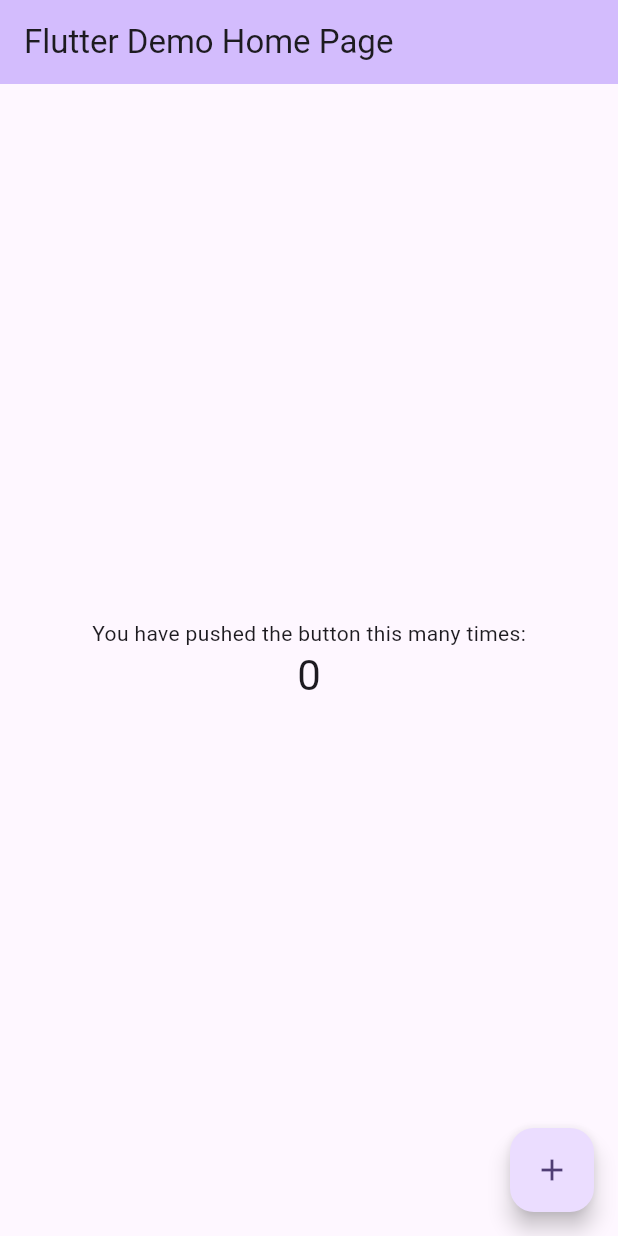
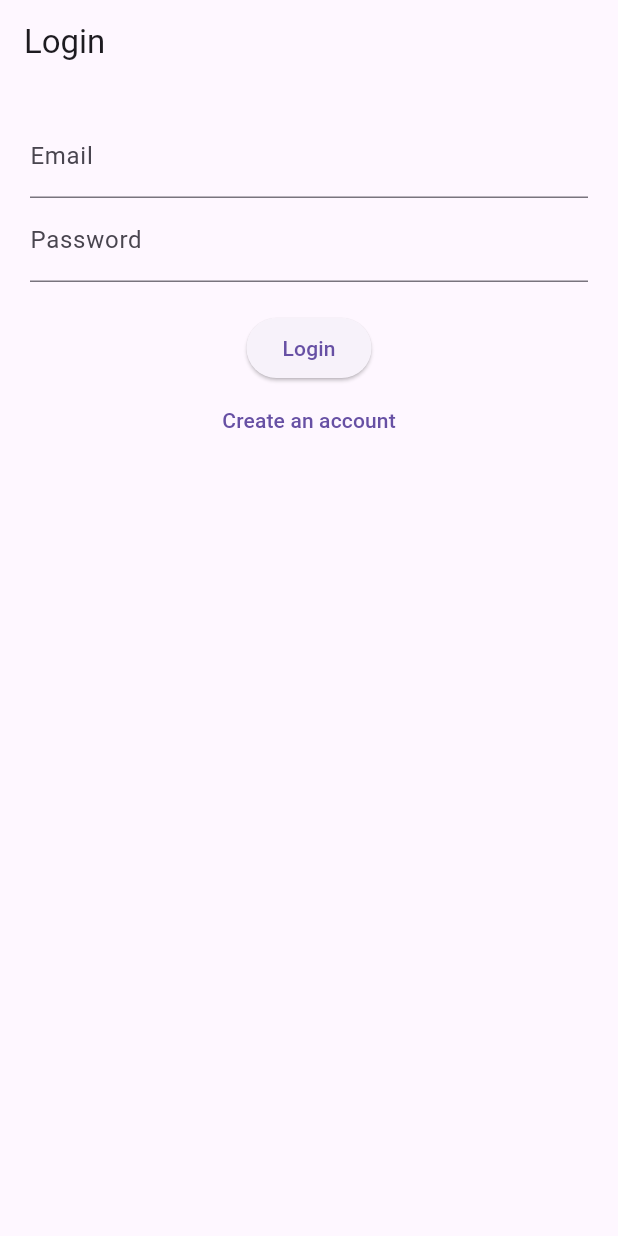
Before and after one commit to abeni-fisher0/BRS, a Flutter app: the screen it shows after launch, on a phone screen of 412 x 824 dp. Run offline on Flutter 3.47's test engine with Material 3 defaults, Android fonts, the phone set to English and light mode, and no system bars; our stand-ins replace shared_preferences.

Commit message:
Please enter the commit message for your changes. Lines starting with '#' will be ignored, and an empty message aborts the commit.
On branch main
Your branch is up to date with 'origin/main'.

Changes to be committed:
	new file:   bike-backend/src/controllers/auth.controller.js
	new file:   bike-backend/src/controllers/ride.controller.js
	new file:   bike-backend/src/middleware/auth.middleware.js
	new file:   bike-backend/src/routes/auth.routes.js
	new file:   bike-backend/src/routes/ride.routes.js
	new file:   bike-backend/src/routes/station.routes.js
	new file:   bike_rental_app/lib/core/config/api_config.dart
	new file:   bike_rental_app/lib/core/services/api_service.dart
	new file:   bike_rental_app/lib/core/services/storage_service.dart
	new file:   bike_rental_app/lib/features/auth/controllers/auth_controller.dart
	new file:   bike_rental_app/lib/features/auth/models/user_model.dart
	new file:   bike_rental_app/lib/features/auth/screens/login_screen.dart
	new file:   bike_rental_app/lib/features/auth/screens/register_screen.dart
	new file:   bike_rental_app/lib/features/auth/services/auth_service.dart
	modified:   bike_rental_app/lib/main.dart
	modified:   bike_rental_app/macos/Flutter/GeneratedPluginRegistrant.swift
	modified:   bike_rental_app/pubspec.lock
	modified:   bike_rental_app/pubspec.yaml
	deleted:    bike_rental_app/test/widget_test.dart

```diff
--- /dev/null
+++ b/bike_rental_app/lib/core/config/api_config.dart
@@ -0,0 +1,3 @@
+class ApiConfig {
+  static const String baseUrl = "http://10.0.2.2:5000";
+}
--- /dev/null
+++ b/bike_rental_app/lib/features/auth/controllers/auth_controller.dart
@@ -0,0 +1,34 @@
+import 'package:flutter/material.dart';
+import '../services/auth_service.dart';
+import '../../../core/services/storage_service.dart';
+
+class AuthController extends ChangeNotifier {
+  bool isLoading = false;
+
+  Future<void> login(String email, String password) async {
+    try {
+      isLoading = true;
+      notifyListeners();
+
+      final token = await AuthService.login(email, password);
+      await StorageService.saveToken(token);
+    } catch (e) {
+      rethrow;
+    } finally {
+      isLoading = false;
+      notifyListeners();
+    }
+  }
+
+  Future<void> register(String name, String email, String password) async {
+    try {
+      isLoading = true;
+      notifyListeners();
+
+      await AuthService.register(name, email, password);
+    } finally {
+      isLoading = false;
+      notifyListeners();
+    }
+  }
+}
--- /dev/null
+++ b/bike_rental_app/lib/features/auth/screens/login_screen.dart
@@ -0,0 +1,61 @@
+import 'package:flutter/material.dart';
+import 'package:provider/provider.dart';
+import '../controllers/auth_controller.dart';
+import 'register_screen.dart';
+
+class LoginScreen extends StatelessWidget {
+  final emailCtrl = TextEditingController();
+  final passwordCtrl = TextEditingController();
+
+  @override
+  Widget build(BuildContext context) {
+    final auth = context.watch<AuthController>();
+
+    return Scaffold(
+      appBar: AppBar(title: Text("Login")),
+      body: Padding(
+        padding: const EdgeInsets.all(20),
+        child: Column(
+          children: [
+            TextField(
+              controller: emailCtrl,
+              decoration: InputDecoration(labelText: "Email"),
+            ),
+            TextField(
+              controller: passwordCtrl,
+              obscureText: true,
+              decoration: InputDecoration(labelText: "Password"),
+            ),
+            const SizedBox(height: 20),
+
+            ElevatedButton(
+              onPressed: auth.isLoading
+                  ? null
+                  : () async {
+                      await auth.login(
+                        emailCtrl.text,
+                        passwordCtrl.text,
+                      );
+                    },
+              child: auth.isLoading
+                  ? CircularProgressIndicator()
+                  : Text("Login"),
+            ),
+
+            TextButton(
+              onPressed: () {
+                Navigator.push(
+                  context,
+                  MaterialPageRoute(
+                    builder: (_) => RegisterScreen(),
+                  ),
+                );
+              },
+              child: Text("Create an account"),
+            )
+          ],
+        ),
+      ),
+    );
+  }
+}
--- /dev/null
+++ b/bike_rental_app/lib/features/auth/services/auth_service.dart
@@ -0,0 +1,20 @@
+import '../../../core/services/api_service.dart';
+
+class AuthService {
+  static Future<void> register(String name, String email, String password) async {
+    await ApiService.post("/auth/register", {
+      "name": name,
+      "email": email,
+      "password": password
+    });
+  }
+
+  static Future<String> login(String email, String password) async {
+    final response = await ApiService.post("/auth/login", {
+      "email": email,
+      "password": password
+    });
+
+    return response["token"];
+  }
+}
--- a/bike_rental_app/lib/main.dart
+++ b/bike_rental_app/lib/main.dart
@@ -1,122 +1,23 @@
 import 'package:flutter/material.dart';
+import 'package:provider/provider.dart';
+import 'features/auth/controllers/auth_controller.dart';
+import 'features/auth/screens/login_screen.dart';
 
 void main() {
-  runApp(const MyApp());
+  runApp(
+    ChangeNotifierProvider(
+      create: (_) => AuthController(),
+      child: MyApp(),
+    ),
+  );
 }
 
 class MyApp extends StatelessWidget {
-  const MyApp({super.key});
-
-  // This widget is the root of your application.
   @override
   Widget build(BuildContext context) {
     return MaterialApp(
-      title: 'Flutter Demo',
-      theme: ThemeData(
-        // This is the theme of your application.
-        //
-        // TRY THIS: Try running your application with "flutter run". You'll see
-        // the application has a purple toolbar. Then, without quitting the app,
-        // try changing the seedColor in the colorScheme below to Colors.green
-        // and then invoke "hot reload" (save your changes or press the "hot
-        // reload" button in a Flutter-supported IDE, or press "r" if you used
-        // the command line to start the app).
-        //
-        // Notice that the counter didn't reset back to zero; the application
-        // state is not lost during the reload. To reset the state, use hot
-        // restart instead.
-        //
-        // This works for code too, not just values: Most code changes can be
-        // tested with just a hot reload.
-        colorScheme: ColorScheme.fromSeed(seedColor: Colors.deepPurple),
-      ),
-      home: const MyHomePage(title: 'Flutter Demo Home Page'),
+      debugShowCheckedModeBanner: false,
+      home: LoginScreen(),
     );
   }
 }
-
-class MyHomePage extends StatefulWidget {
-  const MyHomePage({super.key, required this.title});
-
-  // This widget is the home page of your application. It is stateful, meaning
-  // that it has a State object (defined below) that contains fields that affect
-  // how it looks.
-
-  // This class is the configuration for the state. It holds the values (in this
-  // case the title) provided by the parent (in this case the App widget) and
-  // used by the build method of the State. Fields in a Widget subclass are
-  // always marked "final".
-
-  final String title;
-
-  @override
-  State<MyHomePage> createState() => _MyHomePageState();
-}
-
-class _MyHomePageState extends State<MyHomePage> {
-  int _counter = 0;
-
-  void _incrementCounter() {
-    setState(() {
-      // This call to setState tells the Flutter framework that something has
-      // changed in this State, which causes it to rerun the build method below
-      // so that the display can reflect the updated values. If we changed
-      // _counter without calling setState(), then the build method would not be
-      // called again, and so nothing would appear to happen.
-      _counter++;
-    });
-  }
-
-  @override
-  Widget build(BuildContext context) {
-    // This method is rerun every time setState is called, for instance as done
-    // by the _incrementCounter method above.
-    //
-    // The Flutter framework has been optimized to make rerunning build methods
-    // fast, so that you can just rebuild anything that needs updating rather
-    // than having to individually change instances of widgets.
-    return Scaffold(
-      appBar: AppBar(
-        // TRY THIS: Try changing the color here to a specific color (to
-        // Colors.amber, perhaps?) and trigger a hot reload to see the AppBar
-        // change color while the other colors stay the same.
-        backgroundColor: Theme.of(context).colorScheme.inversePrimary,
-        // Here we take the value from the MyHomePage object that was created by
-        // the App.build method, and use it to set our appbar title.
-        title: Text(widget.title),
-      ),
-      body: Center(
-        // Center is a layout widget. It takes a single child and positions it
-        // in the middle of the parent.
-        child: Column(
-          // Column is also a layout widget. It takes a list of children and
-          // arranges them vertically. By default, it sizes itself to fit its
-          // children horizontally, and tries to be as tall as its parent.
-          //
-          // Column has various properties to control how it sizes itself and
-          // how it positions its children. Here we use mainAxisAlignment to
-          // center the children vertically; the main axis here is the vertical
-          // axis because Columns are vertical (the cross axis would be
-          // horizontal).
-          //
-          // TRY THIS: Invoke "debug painting" (choose the "Toggle Debug Paint"
-          // action in the IDE, or press "p" in the console), to see the
-          // wireframe for each widget.
-          mainAxisAlignment: MainAxisAlignment.center,
-          children: <Widget>[
-            const Text('You have pushed the button this many times:'),
-            Text(
-              '$_counter',
-              style: Theme.of(context).textTheme.headlineMedium,
-            ),
-          ],
-        ),
-      ),
-      floatingActionButton: FloatingActionButton(
-        onPressed: _incrementCounter,
-        tooltip: 'Increment',
-        child: const Icon(Icons.add),
-      ), // This trailing comma makes auto-formatting nicer for build methods.
-    );
-  }
-}
--- a/bike_rental_app/pubspec.yaml
+++ b/bike_rental_app/pubspec.yaml
@@ -30,6 +30,9 @@ environment:
 dependencies:
   flutter:
     sdk: flutter
+  provider: ^6.1.2
+  http: ^1.2.2
+  shared_preferences: ^2.2.3
 
   # The following adds the Cupertino Icons font to your application.
   # Use with the CupertinoIcons class for iOS style icons.
```
Also changed, not shown: bike_rental_app/lib/core/services/api_service.dart (added, +24 -0 lines), bike_rental_app/lib/core/services/storage_service.dart (added, +18 -0 lines), bike_rental_app/lib/features/auth/models/user_model.dart (added, +19 -0 lines), bike_rental_app/lib/features/auth/screens/register_screen.dart (added, +55 -0 lines), bike_rental_app/pubspec.lock, 8 other files.
